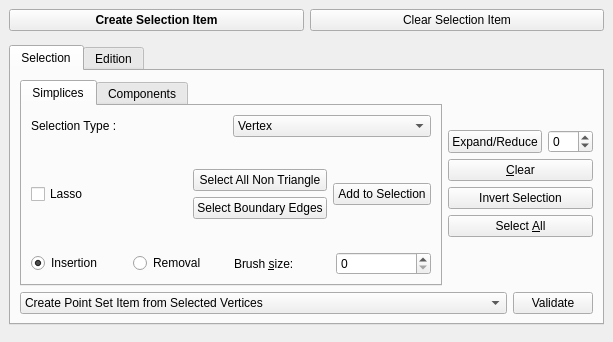
This is include/Polyhedron/demo/Polyhedron/Plugins/PMP/Selection_widget.ui in CrealityOfficial/cgal as Qt 5 draws it before an edit. The edited form follows.
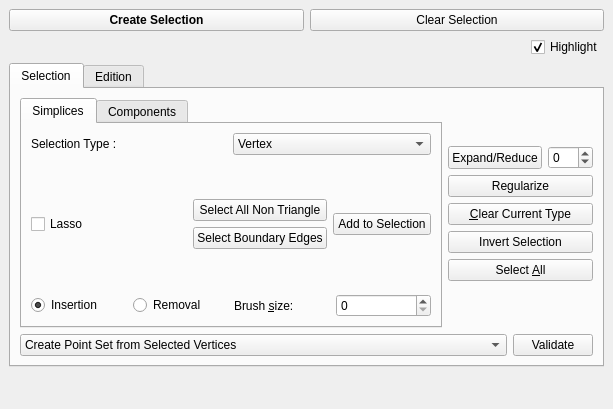
This is the edited form.

```diff
--- a/include/Polyhedron/demo/Polyhedron/Plugins/PMP/Selection_widget.ui
+++ b/include/Polyhedron/demo/Polyhedron/Plugins/PMP/Selection_widget.ui
@@ -7,7 +7,7 @@
     <x>0</x>
     <y>0</y>
     <width>613</width>
-    <height>342</height>
+    <height>409</height>
    </rect>
   </property>
   <property name="windowTitle">
@@ -26,7 +26,7 @@
          </font>
         </property>
         <property name="text">
-         <string>Create Selection Item</string>
+         <string>Create Selection</string>
         </property>
        </widget>
       </item>
@@ -36,24 +36,38 @@
          <string extracomment="Clear selection for All Types"/>
         </property>
         <property name="text">
-         <string>Clear Selection Item</string>
+         <string>Clear Selection</string>
         </property>
        </widget>
       </item>
      </layout>
     </item>
     <item>
-     <spacer name="verticalSpacer_3">
+     <layout class="QHBoxLayout" name="horizontalLayout_2">
+      <item>
+       <spacer name="horizontalSpacer">
       <property name="orientation">
-       <enum>Qt::Vertical</enum>
+         <enum>Qt::Horizontal</enum>
       </property>
       <property name="sizeHint" stdset="0">
        <size>
-        <width>20</width>
-        <height>40</height>
+          <width>40</width>
+          <height>20</height>
        </size>
       </property>
      </spacer>
+      </item>
+      <item>
+       <widget class="QCheckBox" name="hl_checkBox">
+        <property name="text">
+         <string>Highlight</string>
+        </property>
+        <property name="checked">
+         <bool>true</bool>
+        </property>
+       </widget>
+      </item>
+     </layout>
     </item>
     <item>
      <widget class="QTabWidget" name="selectionOrEuler">
@@ -410,13 +424,20 @@
               </item>
              </layout>
             </item>
+            <item>
+             <widget class="QPushButton" name="Regularize_button">
+              <property name="text">
+               <string>Regularize</string>
+              </property>
+             </widget>
+            </item>
             <item>
              <widget class="QPushButton" name="Clear_button">
               <property name="toolTip">
                <string extracomment="Clear selection for Selection Type"/>
               </property>
               <property name="text">
-               <string>&amp;Clear</string>
+               <string>&amp;Clear Current Type</string>
               </property>
              </widget>
             </item>
@@ -463,7 +484,7 @@
            <widget class="QComboBox" name="operationsBox">
             <item>
              <property name="text">
-              <string>Create Point Set Item from Selected Vertices</string>
+              <string>Create Point Set from Selected Vertices</string>
              </property>
             </item>
             <item>
```
Left out of the diff: 10 changed lines with no effect on the pictures. Lines whose indentation alone changed are shown as unchanged.
